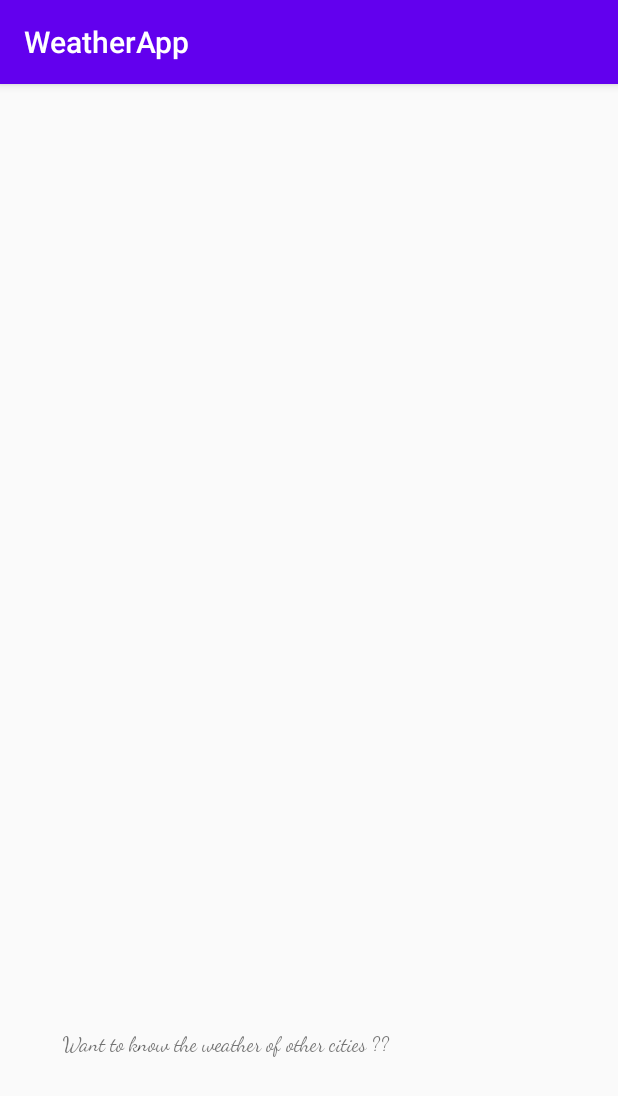
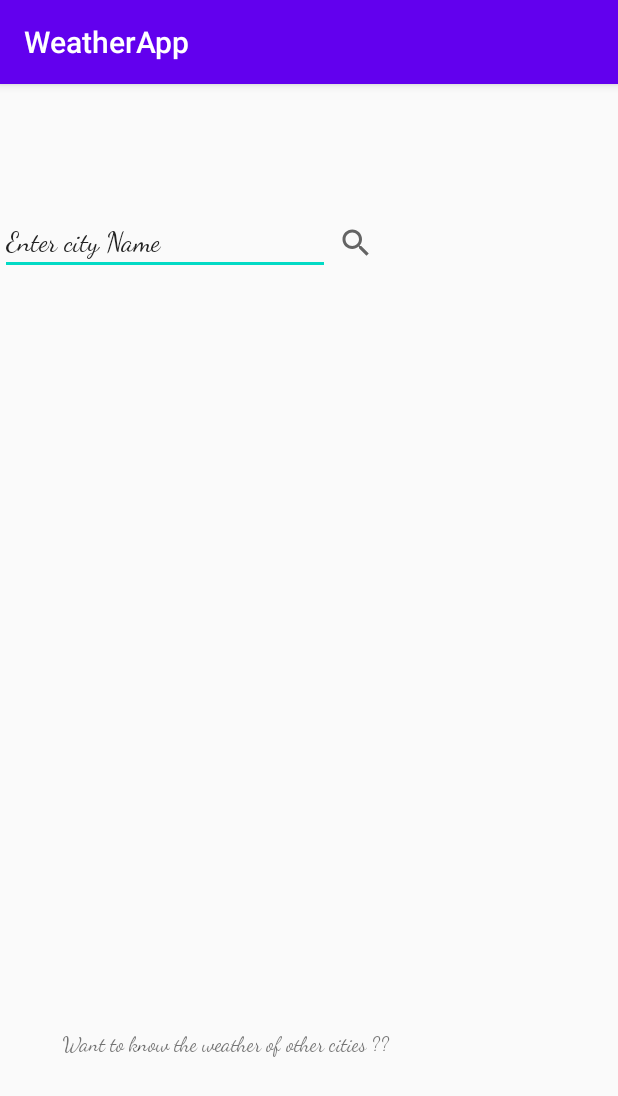
Before and after one commit to bobbalajagruthi/web-and-mobile-programming, an Android app: the HomeActivity screen opened directly, with no data from a screen before it, on a phone screen of 412 x 824 dp. Shown: the top 1096 px of the screen. Run offline under Robolectric (Android 15) with nearby library versions, the phone set to English and light mode, and no system bars.

Commit message:
second commit
second commit

```diff
--- a/WeatherApp/app/src/main/res/layout/activity_home.xml
+++ b/WeatherApp/app/src/main/res/layout/activity_home.xml
@@ -18,4 +18,30 @@
         app:layout_constraintStart_toStartOf="parent"
         app:layout_constraintTop_toTopOf="parent"
         app:layout_constraintVertical_bias="0.841" />
+
+    <LinearLayout
+        android:layout_width="0dp"
+        android:layout_height="53dp"
+        android:orientation="horizontal"
+        app:layout_constraintBottom_toTopOf="@+id/Weather"
+        app:layout_constraintEnd_toEndOf="parent"
+        app:layout_constraintHorizontal_bias="0.0"
+        app:layout_constraintStart_toStartOf="parent"
+        app:layout_constraintTop_toTopOf="parent"
+        app:layout_constraintVertical_bias="0.146">
+
+        <EditText
+            android:id="@+id/CityName"
+            android:layout_width="wrap_content"
+            android:layout_height="wrap_content"
+            android:ems="10"
+            android:fontFamily="cursive"
+            android:inputType="textPersonName"
+            android:text="Enter city Name" />
+
+        <SearchView
+            android:layout_width="34dp"
+            android:layout_height="42dp" />
+    </LinearLayout>
+
 </androidx.constraintlayout.widget.ConstraintLayout>
```
